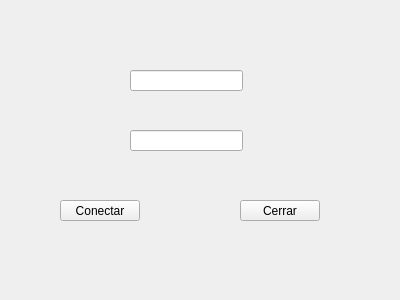
ssegundo/qtclient, file client.ui: the form before one commit.
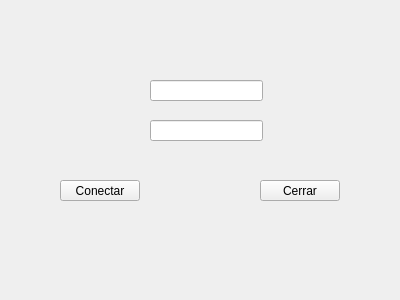
The form after the commit.

Patch:
```diff
--- a/client.ui
+++ b/client.ui
@@ -16,8 +16,8 @@
   <widget class="QLineEdit" name="lEdt_ip">
    <property name="geometry">
     <rect>
-     <x>130</x>
-     <y>70</y>
+     <x>150</x>
+     <y>80</y>
      <width>113</width>
      <height>21</height>
     </rect>
@@ -26,8 +26,8 @@
   <widget class="QLineEdit" name="lEdt_port">
    <property name="geometry">
     <rect>
-     <x>130</x>
-     <y>130</y>
+     <x>150</x>
+     <y>120</y>
      <width>113</width>
      <height>21</height>
     </rect>
@@ -37,7 +37,7 @@
    <property name="geometry">
     <rect>
      <x>60</x>
-     <y>200</y>
+     <y>180</y>
      <width>80</width>
      <height>21</height>
     </rect>
@@ -49,8 +49,8 @@
   <widget class="QPushButton" name="pBtn_Close">
    <property name="geometry">
     <rect>
-     <x>240</x>
-     <y>200</y>
+     <x>260</x>
+     <y>180</y>
      <width>80</width>
      <height>21</height>
     </rect>
```
